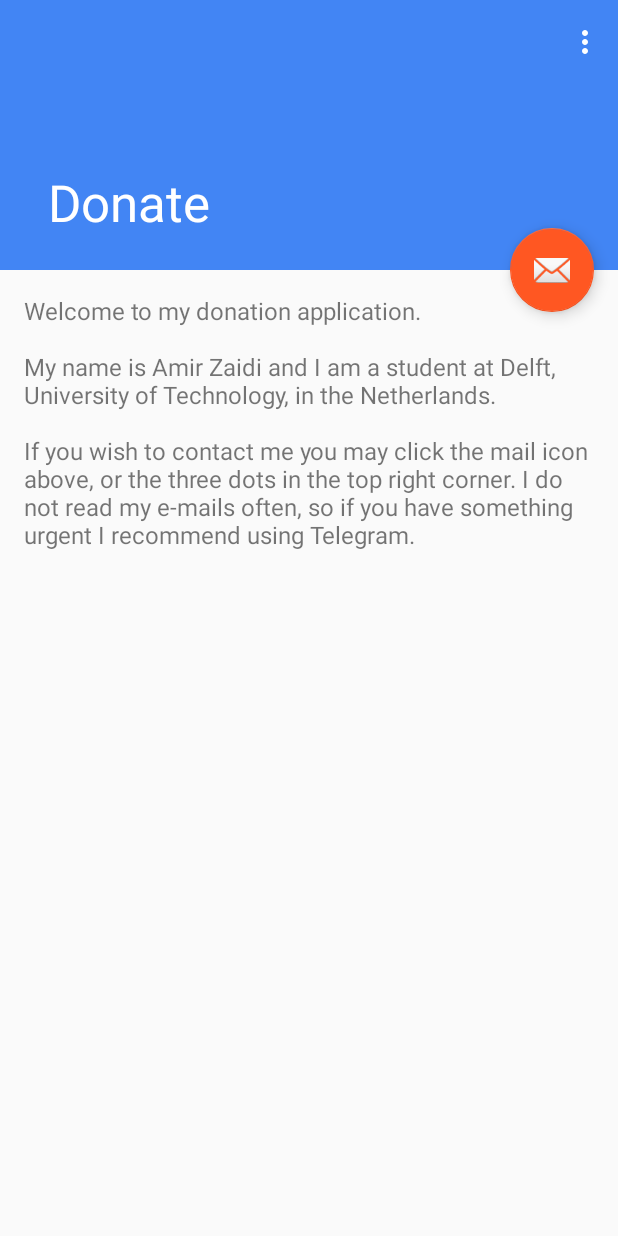
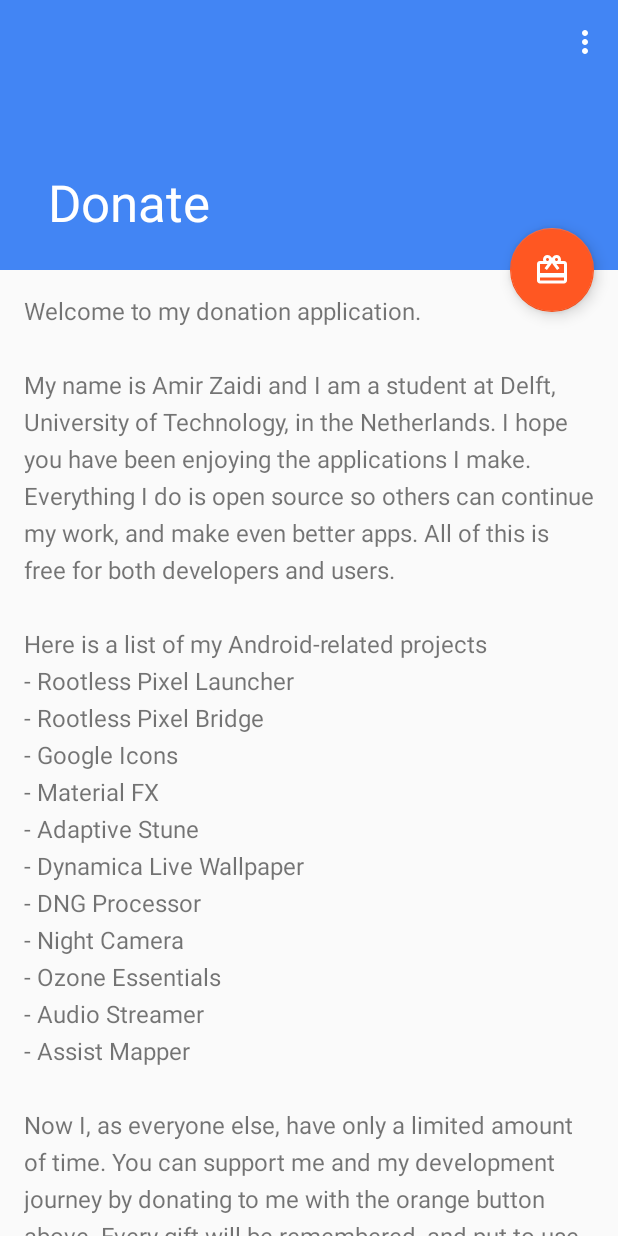
Before and after one commit to amirzaidi/Donation, an Android app: the screen it shows after launch (DonationActivity), on a phone screen of 412 x 824 dp. Run offline under Robolectric (Android 15) with nearby library versions, the phone set to English and light mode, and no system bars.

Commit message:
Write text and add giftcard button

```diff
--- a/app/src/main/java/amirz/donation/DonationActivity.java
+++ b/app/src/main/java/amirz/donation/DonationActivity.java
@@ -23,7 +23,7 @@
         fab.setOnClickListener(new View.OnClickListener() {
             @Override
             public void onClick(View view) {
-                sendTelegram();
+
             }
         });
     }
--- /dev/null
+++ b/app/src/main/res/drawable/ic_card_giftcard_white_24dp.xml
@@ -0,0 +1,5 @@
+<vector android:height="24dp" android:tint="#FFFFFF"
+    android:viewportHeight="24.0" android:viewportWidth="24.0"
+    android:width="24dp" xmlns:android="http://schemas.android.com/apk/res/android">
+    <path android:fillColor="#FF000000" android:pathData="M20,6h-2.18c0.11,-0.31 0.18,-0.65 0.18,-1 0,-1.66 -1.34,-3 -3,-3 -1.05,0 -1.96,0.54 -2.5,1.35l-0.5,0.67 -0.5,-0.68C10.96,2.54 10.05,2 9,2 7.34,2 6,3.34 6,5c0,0.35 0.07,0.69 0.18,1L4,6c-1.11,0 -1.99,0.89 -1.99,2L2,19c0,1.11 0.89,2 2,2h16c1.11,0 2,-0.89 2,-2L22,8c0,-1.11 -0.89,-2 -2,-2zM15,4c0.55,0 1,0.45 1,1s-0.45,1 -1,1 -1,-0.45 -1,-1 0.45,-1 1,-1zM9,4c0.55,0 1,0.45 1,1s-0.45,1 -1,1 -1,-0.45 -1,-1 0.45,-1 1,-1zM20,19L4,19v-2h16v2zM20,14L4,14L4,8h5.08L7,10.83 8.62,12 11,8.76l1,-1.36 1,1.36L15.38,12 17,10.83 14.92,8L20,8v6z"/>
+</vector>
--- a/app/src/main/res/layout/activity_donation.xml
+++ b/app/src/main/res/layout/activity_donation.xml
@@ -42,6 +42,6 @@
         android:layout_margin="@dimen/fab_margin"
         app:layout_anchor="@id/app_bar"
         app:layout_anchorGravity="bottom|end"
-        app:srcCompat="@android:drawable/ic_dialog_email" />
+        app:srcCompat="@drawable/ic_card_giftcard_white_24dp" />
 
 </android.support.design.widget.CoordinatorLayout>
--- a/app/src/main/res/layout/content_donation.xml
+++ b/app/src/main/res/layout/content_donation.xml
@@ -13,6 +13,7 @@
         android:layout_height="wrap_content"
         android:layout_margin="@dimen/text_margin"
         android:textSize="16sp"
+        android:lineSpacingExtra="6dp"
         android:text="@string/large_text" />
 
 </android.support.v4.widget.NestedScrollView>
--- a/app/src/main/res/values/strings.xml
+++ b/app/src/main/res/values/strings.xml
@@ -4,9 +4,34 @@
         "Welcome to my donation application."
 
         "\n\nMy name is Amir Zaidi and I am a student at Delft, University of Technology, in the Netherlands."
+        "I hope you have been enjoying the applications I make."
+        "Everything I do is open source so others can continue my work, and make even better apps."
+        "All of this is free for both developers and users."
 
-        "\n\nIf you wish to contact me you may click the mail icon above, or the three dots in the top right corner."
+        "\n\nHere is a list of my Android-related projects"
+        "\n- Rootless Pixel Launcher"
+        "\n- Rootless Pixel Bridge"
+        "\n- Google Icons"
+        "\n- Material FX"
+        "\n- Adaptive Stune"
+        "\n- Dynamica Live Wallpaper"
+        "\n- DNG Processor"
+        "\n- Night Camera"
+        "\n- Ozone Essentials"
+        "\n- Audio Streamer"
+        "\n- Assist Mapper"
+
+        "\n\nNow I, as everyone else, have only a limited amount of time."
+        "You can support me and my development journey by donating to me with the orange button above."
+        "Every gift will be remembered, and put to use on new applications in the future."
+
+        "\n\nIf you wish to contact me, it is very easy to reach me outside of school hours."
+        "Click on the three dots in the top right corner of the screen."
+        "There you can select either Telegram or E-mail as the means to reach me."
         "I do not read my e-mails often, so if you have something urgent I recommend using Telegram."
+
+        "\n\nThanks for reading my story!"
+        "\nAmir Zaidi"
     </string>
     <string name="action_telegram">Telegram</string>
     <string name="action_mail">E-Mail</string>
```
